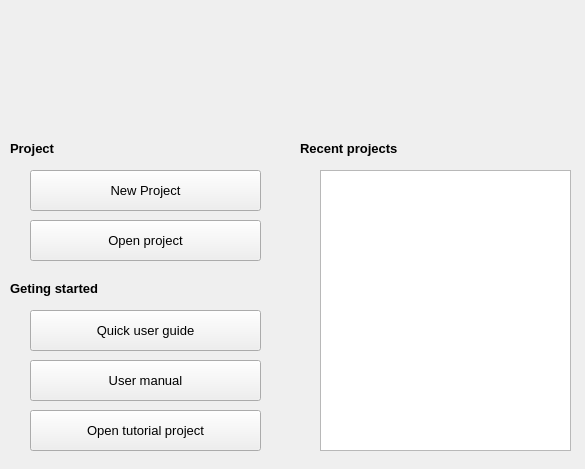
Qt form IDE/GUI/widgets/WelcomeScr/welcomescr.ui (AbyssAbbeba/MDS-picoblaze-AVR-ide) before a commit.
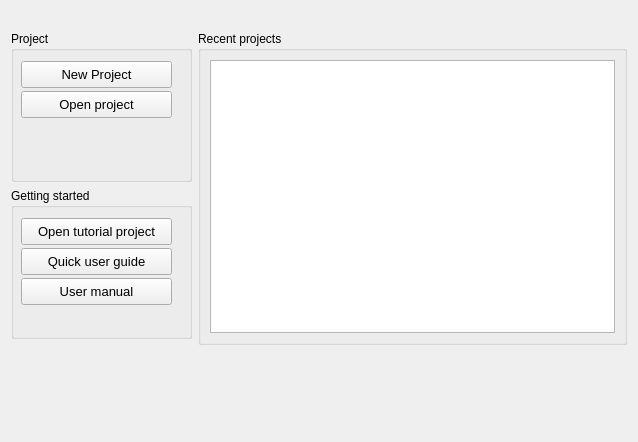
The same form after that commit.

```diff
--- a/IDE/GUI/widgets/WelcomeScr/welcomescr.ui
+++ b/IDE/GUI/widgets/WelcomeScr/welcomescr.ui
@@ -6,36 +6,68 @@
    <rect>
     <x>0</x>
     <y>0</y>
-    <width>585</width>
-    <height>469</height>
+    <width>638</width>
+    <height>442</height>
    </rect>
   </property>
   <property name="windowTitle">
    <string>Form</string>
   </property>
-  <widget class="QLabel" name="lblLogo">
-   <property name="geometry">
-    <rect>
-     <x>20</x>
-     <y>10</y>
-     <width>551</width>
-     <height>131</height>
-    </rect>
-   </property>
-   <property name="text">
-    <string/>
-   </property>
-   <property name="scaledContents">
+  <layout class="QGridLayout" name="gridLayout">
+   <item row="1" column="1" rowspan="3">
+    <widget class="QGroupBox" name="groupBox_3">
+     <property name="sizePolicy">
+      <sizepolicy hsizetype="Expanding" vsizetype="Expanding">
+       <horstretch>0</horstretch>
+       <verstretch>0</verstretch>
+      </sizepolicy>
+     </property>
+     <property name="title">
+      <string>Recent projects</string>
+     </property>
+     <property name="flat">
     <bool>true</bool>
    </property>
-  </widget>
+     <layout class="QHBoxLayout" name="horizontalLayout">
+      <item>
+       <widget class="QListWidget" name="lstProjects">
+        <property name="font">
+         <font>
+          <pointsize>10</pointsize>
+         </font>
+        </property>
+       </widget>
+      </item>
+     </layout>
+    </widget>
+   </item>
+   <item row="1" column="0">
+    <widget class="QGroupBox" name="groupBox">
+     <property name="sizePolicy">
+      <sizepolicy hsizetype="Fixed" vsizetype="Fixed">
+       <horstretch>0</horstretch>
+       <verstretch>0</verstretch>
+      </sizepolicy>
+     </property>
+     <property name="minimumSize">
+      <size>
+       <width>181</width>
+       <height>151</height>
+      </size>
+     </property>
+     <property name="title">
+      <string>Project</string>
+     </property>
+     <property name="flat">
+      <bool>true</bool>
+     </property>
   <widget class="QPushButton" name="btnNewProject">
    <property name="geometry">
     <rect>
-     <x>30</x>
-     <y>170</y>
-     <width>231</width>
-     <height>41</height>
+        <x>10</x>
+        <y>30</y>
+        <width>151</width>
+        <height>27</height>
     </rect>
    </property>
    <property name="font">
@@ -50,10 +82,10 @@
   <widget class="QPushButton" name="btnOpenProject">
    <property name="geometry">
     <rect>
-     <x>30</x>
-     <y>220</y>
-     <width>231</width>
-     <height>41</height>
+        <x>10</x>
+        <y>60</y>
+        <width>151</width>
+        <height>27</height>
     </rect>
    </property>
    <property name="font">
@@ -65,33 +97,78 @@
     <string>Open project</string>
    </property>
   </widget>
-  <widget class="QLabel" name="label">
+    </widget>
+   </item>
+   <item row="0" column="0" colspan="2">
+    <widget class="QLabel" name="lblLogo">
+     <property name="sizePolicy">
+      <sizepolicy hsizetype="Maximum" vsizetype="Maximum">
+       <horstretch>0</horstretch>
+       <verstretch>0</verstretch>
+      </sizepolicy>
+     </property>
+     <property name="maximumSize">
+      <size>
+       <width>618</width>
+       <height>167</height>
+      </size>
+     </property>
+     <property name="text">
+      <string/>
+     </property>
+     <property name="scaledContents">
+      <bool>true</bool>
+     </property>
+     <property name="alignment">
+      <set>Qt::AlignCenter</set>
+     </property>
+    </widget>
+   </item>
+   <item row="2" column="0">
+    <widget class="QGroupBox" name="groupBox_2">
+     <property name="sizePolicy">
+      <sizepolicy hsizetype="Fixed" vsizetype="Fixed">
+       <horstretch>0</horstretch>
+       <verstretch>0</verstretch>
+      </sizepolicy>
+     </property>
+     <property name="minimumSize">
+      <size>
+       <width>181</width>
+       <height>151</height>
+      </size>
+     </property>
+     <property name="title">
+      <string>Getting started</string>
+     </property>
+     <property name="flat">
+      <bool>true</bool>
+     </property>
+     <widget class="QPushButton" name="btnExample">
    <property name="geometry">
     <rect>
      <x>10</x>
-     <y>140</y>
-     <width>251</width>
-     <height>17</height>
+        <y>30</y>
+        <width>151</width>
+        <height>27</height>
     </rect>
    </property>
    <property name="font">
     <font>
      <pointsize>10</pointsize>
-     <weight>75</weight>
-     <bold>true</bold>
     </font>
    </property>
    <property name="text">
-    <string>Project</string>
+       <string>Open tutorial project</string>
    </property>
   </widget>
   <widget class="QPushButton" name="btnQuickGuide">
    <property name="geometry">
     <rect>
-     <x>30</x>
-     <y>310</y>
-     <width>231</width>
-     <height>41</height>
+        <x>10</x>
+        <y>60</y>
+        <width>151</width>
+        <height>27</height>
     </rect>
    </property>
    <property name="font">
@@ -106,10 +183,10 @@
   <widget class="QPushButton" name="btnManual">
    <property name="geometry">
     <rect>
-     <x>30</x>
-     <y>360</y>
-     <width>231</width>
-     <height>41</height>
+        <x>10</x>
+        <y>90</y>
+        <width>151</width>
+        <height>27</height>
     </rect>
    </property>
    <property name="font">
@@ -121,79 +198,35 @@
     <string>User manual</string>
    </property>
   </widget>
-  <widget class="QPushButton" name="btnExample">
-   <property name="geometry">
-    <rect>
-     <x>30</x>
-     <y>410</y>
-     <width>231</width>
-     <height>41</height>
-    </rect>
-   </property>
-   <property name="font">
-    <font>
-     <pointsize>10</pointsize>
-    </font>
-   </property>
-   <property name="text">
-    <string>Open tutorial project</string>
-   </property>
-  </widget>
-  <widget class="QListWidget" name="lstProjects">
-   <property name="geometry">
-    <rect>
-     <x>320</x>
-     <y>170</y>
-     <width>251</width>
-     <height>281</height>
-    </rect>
-   </property>
-   <property name="font">
-    <font>
-     <pointsize>10</pointsize>
-    </font>
-   </property>
-  </widget>
-  <widget class="QLabel" name="label_2">
-   <property name="geometry">
-    <rect>
-     <x>10</x>
-     <y>280</y>
-     <width>251</width>
-     <height>17</height>
-    </rect>
-   </property>
-   <property name="font">
-    <font>
-     <pointsize>10</pointsize>
-     <weight>75</weight>
-     <bold>true</bold>
-    </font>
-   </property>
-   <property name="text">
-    <string>Geting started</string>
-   </property>
-  </widget>
-  <widget class="QLabel" name="label_3">
-   <property name="geometry">
-    <rect>
-     <x>300</x>
-     <y>140</y>
-     <width>271</width>
-     <height>17</height>
-    </rect>
-   </property>
-   <property name="font">
-    <font>
-     <pointsize>10</pointsize>
-     <weight>75</weight>
-     <bold>true</bold>
-    </font>
-   </property>
-   <property name="text">
-    <string>Recent projects</string>
-   </property>
-  </widget>
+    </widget>
+   </item>
+   <item row="4" column="1">
+    <spacer name="verticalSpacer_2">
+     <property name="orientation">
+      <enum>Qt::Vertical</enum>
+     </property>
+     <property name="sizeHint" stdset="0">
+      <size>
+       <width>20</width>
+       <height>40</height>
+      </size>
+     </property>
+    </spacer>
+   </item>
+   <item row="4" column="0">
+    <spacer name="verticalSpacer">
+     <property name="orientation">
+      <enum>Qt::Vertical</enum>
+     </property>
+     <property name="sizeHint" stdset="0">
+      <size>
+       <width>20</width>
+       <height>40</height>
+      </size>
+     </property>
+    </spacer>
+   </item>
+  </layout>
  </widget>
  <resources/>
  <connections/>
```
Lines whose indentation alone changed are shown as unchanged.
